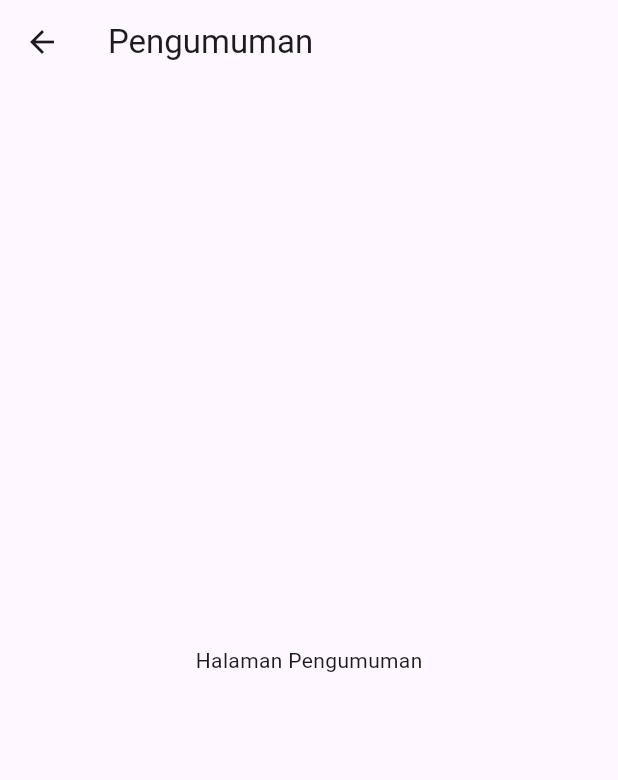
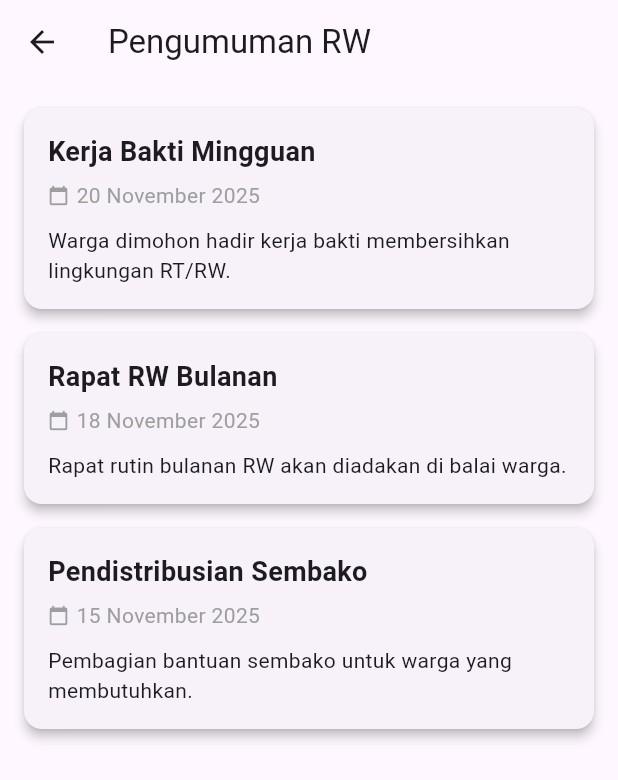
Before and after one commit to Squadron-team/Rukunin-App, a Flutter app: the PengumumanScreen screen opened directly, on a phone screen of 412 x 824 dp. Shown: the top 780 px of the screen. Run offline on Flutter 3.47's test engine with Material 3 defaults, Android fonts, the phone set to English and light mode, and no system bars; our stand-ins replace cloud_firestore, firebase_auth, firebase_core, shared_preferences, table_calendar; accounts and stored records are empty; network calls fail.

Commit message:
pengumuman

```diff
--- /dev/null
+++ b/lib/pages/block_leader/pengumuman/pengumuman_card.dart
@@ -0,0 +1,60 @@
+import 'package:flutter/material.dart';
+
+class PengumumanCard extends StatelessWidget {
+  final String judul;
+  final String tanggal;
+  final String isi;
+  final VoidCallback onTap;
+
+  const PengumumanCard({
+    super.key,
+    required this.judul,
+    required this.tanggal,
+    required this.isi,
+    required this.onTap,
+  });
+
+  @override
+  Widget build(BuildContext context) {
+    return Card(
+      shape: RoundedRectangleBorder(
+        borderRadius: BorderRadius.circular(12),
+      ),
+      elevation: 3,
+      margin: const EdgeInsets.only(bottom: 16),
+      child: InkWell(
+        borderRadius: BorderRadius.circular(12),
+        onTap: onTap,
+        child: Padding(
+          padding: const EdgeInsets.all(16),
+          child: Column(
+            crossAxisAlignment: CrossAxisAlignment.start,
+            children: [
+              Text(
+                judul,
+                style: const TextStyle(
+                  fontSize: 18,
+                  fontWeight: FontWeight.bold,
+                ),
+              ),
+              const SizedBox(height: 6),
+              Row(
+                children: [
+                  const Icon(Icons.calendar_today, size: 14, color: Colors.grey),
+                  const SizedBox(width: 5),
+                  Text(tanggal, style: const TextStyle(color: Colors.grey)),
+                ],
+              ),
+              const SizedBox(height: 10),
+              Text(
+                isi,
+                maxLines: 2,
+                overflow: TextOverflow.ellipsis,
+              ),
+            ],
+          ),
+        ),
+      ),
+    );
+  }
+}
--- a/lib/pages/block_leader/pengumuman/pengumuman_screen.dart
+++ b/lib/pages/block_leader/pengumuman/pengumuman_screen.dart
@@ -1,14 +1,59 @@
 import 'package:flutter/material.dart';
+import 'pengumuman_card.dart';
+import 'pengumuman_detail.dart';
 
 class PengumumanScreen extends StatelessWidget {
   const PengumumanScreen({super.key});
 
   @override
   Widget build(BuildContext context) {
+    // Dummy data
+    final List<Map<String, String>> data = [
+      {
+        "judul": "Kerja Bakti Mingguan",
+        "tanggal": "20 November 2025",
+        "isi": "Warga dimohon hadir kerja bakti membersihkan lingkungan RT/RW."
+      },
+      {
+        "judul": "Rapat RW Bulanan",
+        "tanggal": "18 November 2025",
+        "isi": "Rapat rutin bulanan RW akan diadakan di balai warga."
+      },
+      {
+        "judul": "Pendistribusian Sembako",
+        "tanggal": "15 November 2025",
+        "isi": "Pembagian bantuan sembako untuk warga yang membutuhkan."
+      }
+    ];
+
     return Scaffold(
-      appBar: AppBar(title: const Text('Pengumuman')),
-      body: const Center(
-        child: Text('Halaman Pengumuman'),
+      appBar: AppBar(
+        title: const Text("Pengumuman RW"),
+      ),
+      body: ListView.builder(
+        padding: const EdgeInsets.all(16),
+        itemCount: data.length,
+        itemBuilder: (context, index) {
+          final item = data[index];
+
+          return PengumumanCard(
+            judul: item["judul"]!,
+            tanggal: item["tanggal"]!,
+            isi: item["isi"]!,
+            onTap: () {
+              Navigator.push(
+                context,
+                MaterialPageRoute(
+                  builder: (_) => PengumumanDetail(
+                    judul: item["judul"]!,
+                    tanggal: item["tanggal"]!,
+                    isi: item["isi"]!,
+                  ),
+                ),
+              );
+            },
+          );
+        },
       ),
     );
   }
```
Also changed, not shown: lib/pages/block_leader/pengumuman/pengumuman_detail.dart (added, +41 -0 lines).
